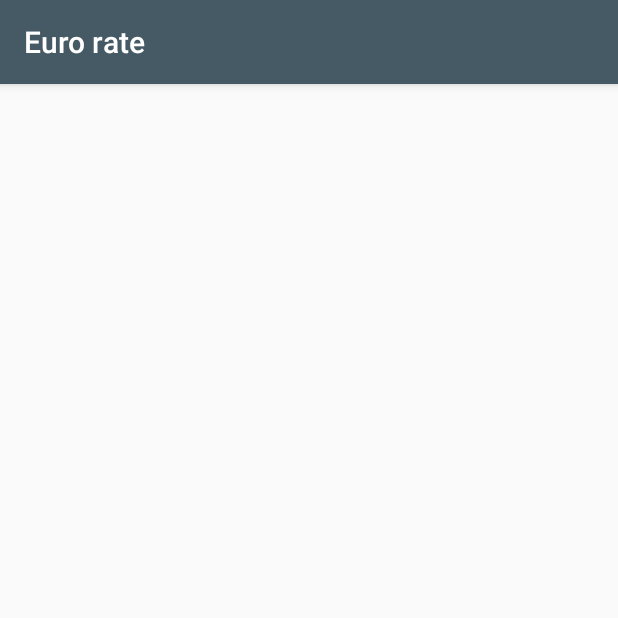
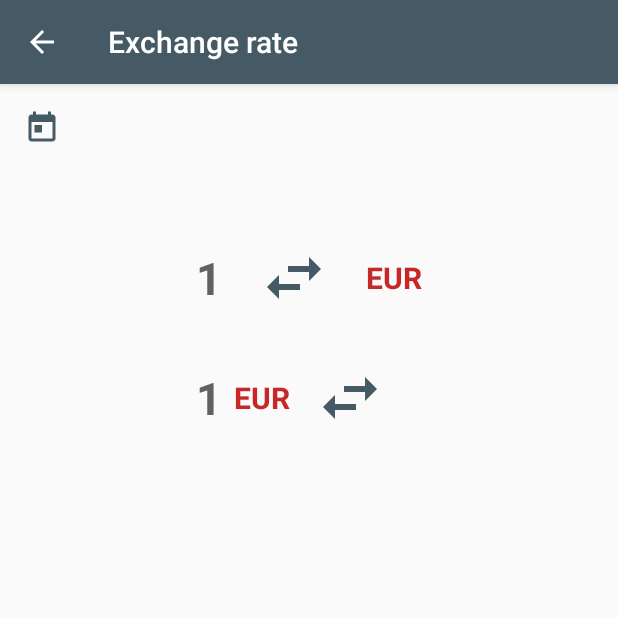
Before and after one commit to maciej-nowak/Exchange-Rates, an Android app: the DetailsActivity screen opened directly, with no data from a screen before it, on a phone screen of 412 x 824 dp, the top half of it. Run offline under Robolectric (Android 15) with nearby library versions, the phone set to English and light mode, and no system bars; network calls fail.

Commit message:
exchange details view

```diff
--- a/app/src/main/AndroidManifest.xml
+++ b/app/src/main/AndroidManifest.xml
@@ -12,8 +12,7 @@
             android:supportsRtl="true"
             android:theme="@style/AppTheme"
             android:networkSecurityConfig="@xml/network_security_config">
-        <activity android:name=".activity.DetailsActivity">
-        </activity>
+
         <activity android:name=".activity.MainActivity">
             <intent-filter>
                 <action android:name="android.intent.action.MAIN"/>
@@ -21,6 +20,9 @@
                 <category android:name="android.intent.category.LAUNCHER"/>
             </intent-filter>
         </activity>
+        <activity android:name=".activity.DetailsActivity"
+            android:label="@string/exchange_rate">
+        </activity>
     </application>
 
 </manifest>
--- a/app/src/main/java/pl/androidcode/exchangerates/activity/DetailsActivity.kt
+++ b/app/src/main/java/pl/androidcode/exchangerates/activity/DetailsActivity.kt
@@ -2,9 +2,15 @@ package pl.androidcode.exchangerates.activity
 
 import android.support.v7.app.AppCompatActivity
 import android.os.Bundle
+import android.view.MenuItem
+import kotlinx.android.synthetic.main.activity_details.*
+import kotlinx.android.synthetic.main.item_date.*
 import pl.androidcode.exchangerates.R
+import pl.androidcode.exchangerates.adapter.model.ExchangeItem
 
 class DetailsActivity : AppCompatActivity() {
+
+    //simple Activity showing passed args, no need to use Fragment
 
     companion object {
         const val EXCHANGE_ITEM = "EXCHANGE_ITEM"
@@ -13,5 +19,38 @@ class DetailsActivity : AppCompatActivity() {
     override fun onCreate(savedInstanceState: Bundle?) {
         super.onCreate(savedInstanceState)
         setContentView(R.layout.activity_details)
+        initActionBar()
+        intent.extras?.let {
+            if(it.containsKey(EXCHANGE_ITEM)) {
+                val item = it.get(EXCHANGE_ITEM) as ExchangeItem
+                initView(item)
+            }
+        }
+    }
+
+    override fun onOptionsItemSelected(item: MenuItem): Boolean {
+        if (item.itemId == android.R.id.home) {
+            onBackPressed()
+        }
+        return super.onOptionsItemSelected(item)
+    }
+
+    private fun initActionBar() {
+        supportActionBar?.apply {
+            setDisplayHomeAsUpEnabled(true)
+        }
+    }
+
+    private fun initView(item: ExchangeItem) {
+        if(item.exchangeRate != null) {
+            val currencyCode = item.exchangeRate.currency
+            val rate = item.exchangeRate.rate
+            val baseRate = 1 / rate
+            currency_code_buy.text = currencyCode
+            currency_code_sell.text = currencyCode
+            currency_rate_buy.text = "%.4f".format(rate)
+            currency_base_rate_buy.text = "%.4f".format(baseRate)
+        }
+        date_name.text = item.date
     }
 }
--- a/app/src/main/java/pl/androidcode/exchangerates/adapter/ExchangeAdapter.kt
+++ b/app/src/main/java/pl/androidcode/exchangerates/adapter/ExchangeAdapter.kt
@@ -51,8 +51,7 @@ class ExchangeAdapter(val items: MutableList<ExchangeItem>, val listener: OnItem
         return if(viewType == EXCHANGE) {
             val view = LayoutInflater.from(parent.context).inflate(R.layout.item_exchange, parent, false) as View
             ExchangeViewHolder(view)
-        }
-        else {
+        } else {
             val view = LayoutInflater.from(parent.context).inflate(R.layout.item_date, parent, false) as View
             DateViewHolder(view)
         }
--- a/app/src/main/java/pl/androidcode/exchangerates/mvp/PresenterImpl.kt
+++ b/app/src/main/java/pl/androidcode/exchangerates/mvp/PresenterImpl.kt
@@ -34,7 +34,11 @@ class PresenterImpl(private val view: Contract.View) : Contract.Presenter, Inter
     }
 
     override fun onFetchDataFailed() {
-        view.showError()
+        if(isToday()) {
+            view.showError()
+        } else {
+            view.showErrorLoadMore()
+        }
         showProgress(false)
     }
 
--- /dev/null
+++ b/app/src/main/res/drawable/ic_exchange.xml
@@ -0,0 +1,9 @@
+<vector xmlns:android="http://schemas.android.com/apk/res/android"
+        android:width="48dp"
+        android:height="48dp"
+        android:viewportWidth="24.0"
+        android:viewportHeight="24.0">
+    <path
+        android:fillColor="@color/colorPrimary"
+        android:pathData="M6.99,11L3,15l3.99,4v-3H14v-2H6.99v-3zM21,9l-3.99,-4v3H10v2h7.01v3L21,9z"/>
+</vector>
--- a/app/src/main/res/layout/activity_details.xml
+++ b/app/src/main/res/layout/activity_details.xml
@@ -1,10 +1,110 @@
 <?xml version="1.0" encoding="utf-8"?>
-<android.support.constraint.ConstraintLayout
+<LinearLayout
         xmlns:android="http://schemas.android.com/apk/res/android"
         xmlns:tools="http://schemas.android.com/tools"
         xmlns:app="http://schemas.android.com/apk/res-auto"
         android:layout_width="match_parent"
         android:layout_height="match_parent"
+        android:orientation="vertical"
         tools:context=".activity.DetailsActivity">
 
-</android.support.constraint.ConstraintLayout>
+    <include layout="@layout/item_date"/>
+
+    <LinearLayout
+            android:layout_width="match_parent"
+            android:layout_height="wrap_content"
+            android:paddingTop="30dp"
+            android:gravity="center">
+
+        <TextView
+                android:layout_width="wrap_content"
+                android:layout_height="wrap_content"
+                android:textSize="30sp"
+                android:textStyle="bold"
+                android:paddingRight="8dp"
+                android:text="1"/>
+
+        <TextView
+                android:id="@+id/currency_code_sell"
+                android:layout_width="wrap_content"
+                android:layout_height="wrap_content"
+                android:textSize="20sp"
+                android:textStyle="bold"
+                android:textColor="@color/colorAccent"
+                tools:text="USD"/>
+
+        <ImageView
+                android:layout_width="wrap_content"
+                android:layout_height="wrap_content"
+                android:padding="16dp"
+                android:src="@drawable/ic_exchange"/>
+
+        <TextView
+                android:id="@+id/currency_base_rate_buy"
+                android:layout_width="wrap_content"
+                android:layout_height="wrap_content"
+                android:textColor="@color/colorGray"
+                android:textStyle="bold"
+                android:textSize="30sp"
+                android:paddingRight="8dp"
+                tools:text="0,66"/>
+
+        <TextView
+                android:layout_width="wrap_content"
+                android:layout_height="wrap_content"
+                android:textStyle="bold"
+                android:textSize="20sp"
+                android:textColor="@color/colorAccent"
+                android:text="EUR"/>
+
+    </LinearLayout>
+
+    <LinearLayout
+            android:layout_width="match_parent"
+            android:layout_height="wrap_content"
+            android:gravity="center">
+
+        <TextView
+                android:layout_width="wrap_content"
+                android:layout_height="wrap_content"
+                android:textSize="30sp"
+                android:textStyle="bold"
+                android:paddingRight="8dp"
+                android:text="1"/>
+
+        <TextView
+                android:layout_width="wrap_content"
+                android:layout_height="wrap_content"
+                android:textSize="20sp"
+                android:textStyle="bold"
+                android:textColor="@color/colorAccent"
+                android:text="EUR"/>
+
+        <ImageView
+                android:layout_width="wrap_content"
+                android:layout_height="wrap_content"
+                android:padding="16dp"
+                android:src="@drawable/ic_exchange"/>
+
+        <TextView
+                android:id="@+id/currency_rate_buy"
+                android:layout_width="wrap_content"
+                android:layout_height="wrap_content"
+                android:textColor="@color/colorGray"
+                android:textStyle="bold"
+                android:textSize="30sp"
+                android:paddingRight="8dp"
+                tools:text="1,50"/>
+
+        <TextView
+                android:id="@+id/currency_code_buy"
+                android:layout_width="wrap_content"
+                android:layout_height="wrap_content"
+                android:textStyle="bold"
+                android:textSize="20sp"
+                android:textColor="@color/colorAccent"
+                tools:text="USD"/>
+
+    </LinearLayout>
+
+</LinearLayout>
--- a/app/src/main/res/layout/activity_main.xml
+++ b/app/src/main/res/layout/activity_main.xml
@@ -31,7 +31,6 @@
                 android:layout_height="wrap_content"
                 android:padding="16dp"
                 android:gravity="center"
-                android:textColor="@color/colorGray"
                 android:text="@string/load_rates_failed_check_connection_and_try_again"/>
 
     </LinearLayout>
@@ -58,7 +57,6 @@
                 android:layout_height="wrap_content"
                 android:padding="16dp"
                 android:gravity="center"
-                android:textColor="@color/colorGray"
                 android:text="@string/load_data_in_progress"/>
 
     </LinearLayout>
--- a/app/src/main/res/layout/item_exchange.xml
+++ b/app/src/main/res/layout/item_exchange.xml
@@ -27,8 +27,7 @@
                 android:layout_width="wrap_content"
                 android:layout_height="wrap_content"
                 android:textSize="12sp"
-                android:textColor="@color/colorGray"
-                tools:text="Uniated State of America"/>
+                tools:text="United State of America"/>
 
     </LinearLayout>
 
@@ -39,7 +38,6 @@
             android:layout_alignParentEnd="true"
             android:layout_centerVertical="true"
             android:textSize="20sp"
-            android:textColor="@color/colorGray"
             tools:text="1.4525"/>
 
 </RelativeLayout>
--- a/app/src/main/res/values/strings.xml
+++ b/app/src/main/res/values/strings.xml
@@ -1,5 +1,6 @@
 <resources>
     <string name="app_name">Euro rate</string>
+    <string name="exchange_rate">Exchange rate</string>
     <string name="load_rates_failed_check_connection_and_try_again">Loading data has failed. Check internet connection and try again.</string>
     <string name="load_data_in_progress">Loading data in progress</string>
     <string name="load_previous_rates_failed">Loading more data has failed</string>
--- a/app/src/main/res/values/styles.xml
+++ b/app/src/main/res/values/styles.xml
@@ -6,6 +6,7 @@
         <item name="colorPrimary">@color/colorPrimary</item>
         <item name="colorPrimaryDark">@color/colorPrimaryDark</item>
         <item name="colorAccent">@color/colorAccent</item>
+        <item name="android:textColor">@color/colorGray</item>
     </style>
 
 </resources>
```
Also changed, not shown: app/src/main/java/pl/androidcode/exchangerates/activity/MainActivity.kt (+2 -6 lines), 1 other file.
